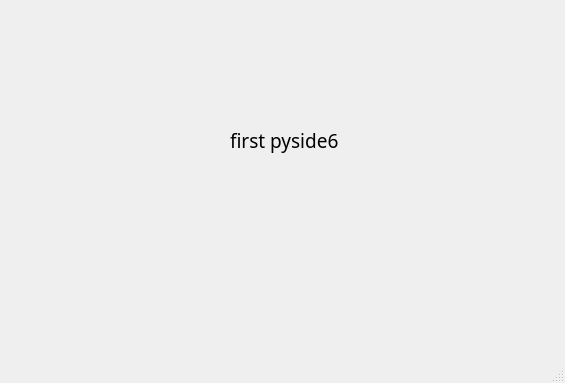
First picture: the form in EX/20221201_first_example/main_win.ui, repository garyhsieh15/pyside6, before the edit.
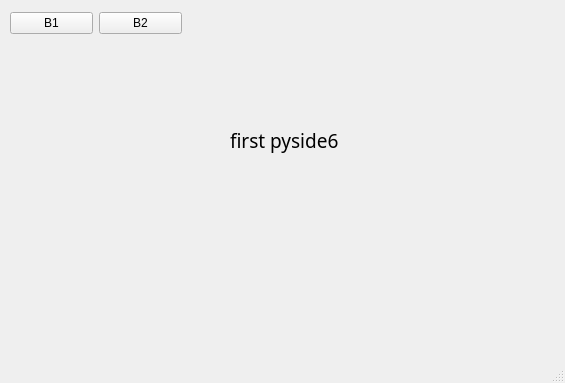
Second picture: the form after the edit.

Diff of the .ui file:
```diff
--- a/EX/20221201_first_example/main_win.ui
+++ b/EX/20221201_first_example/main_win.ui
@@ -33,6 +33,32 @@
      <string>first pyside6</string>
     </property>
    </widget>
+   <widget class="QWidget" name="">
+    <property name="geometry">
+     <rect>
+      <x>10</x>
+      <y>10</y>
+      <width>172</width>
+      <height>27</height>
+     </rect>
+    </property>
+    <layout class="QHBoxLayout" name="horizontalLayout">
+     <item>
+      <widget class="QPushButton" name="pushButton">
+       <property name="text">
+        <string>B1</string>
+       </property>
+      </widget>
+     </item>
+     <item>
+      <widget class="QPushButton" name="pushButton_2">
+       <property name="text">
+        <string>B2</string>
+       </property>
+      </widget>
+     </item>
+    </layout>
+   </widget>
   </widget>
   <widget class="QMenuBar" name="menubar">
    <property name="geometry">
```
